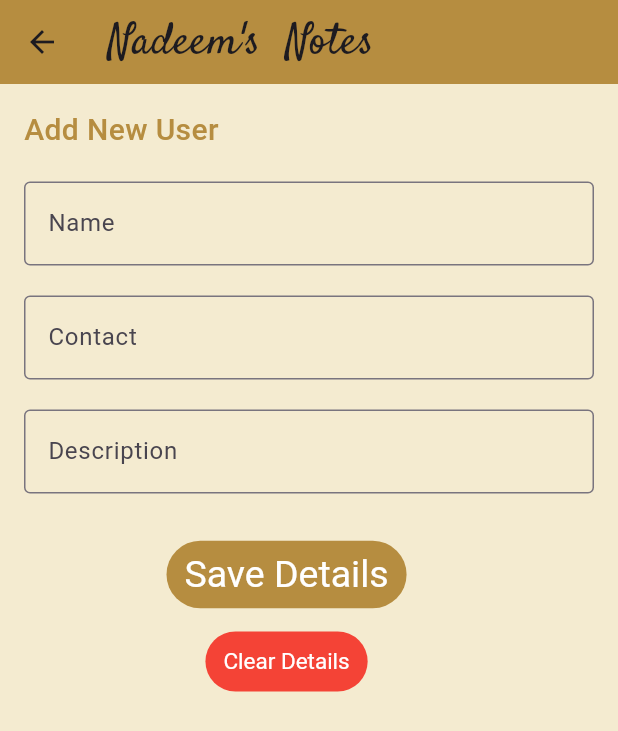
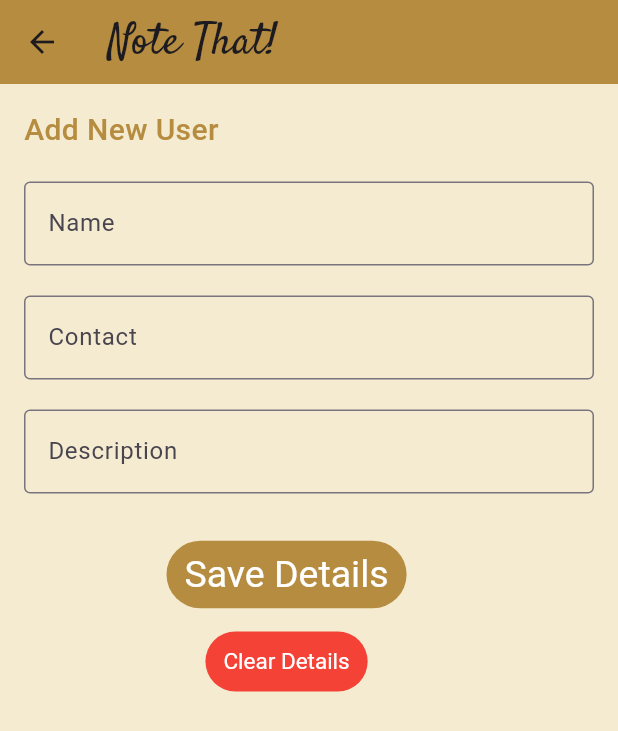
Before and after one commit to Nadeemsyed2004/Note-That, a Flutter app: the AddUser screen opened directly, on a phone screen of 412 x 824 dp. Shown: the top 731 px of the screen. Run offline on Flutter 3.47's test engine with Material 3 defaults, Android fonts, the light colour scheme and no system bars; our stand-ins replace sqflite; accounts and stored records are empty.

Commit message:
Update AddUser.dart

```diff
--- a/lib/screens/AddUser.dart
+++ b/lib/screens/AddUser.dart
@@ -21,7 +21,7 @@ class _AddUserState extends State<AddUser> {
   Widget build(BuildContext context) {
     return Scaffold(
       appBar: AppBar(
-        title: const Text("Nadeem's  Notes",
+        title: const Text("Note That!",
         style: TextStyle(
           fontFamily: "Satisfy",
           fontSize: 30,
```
